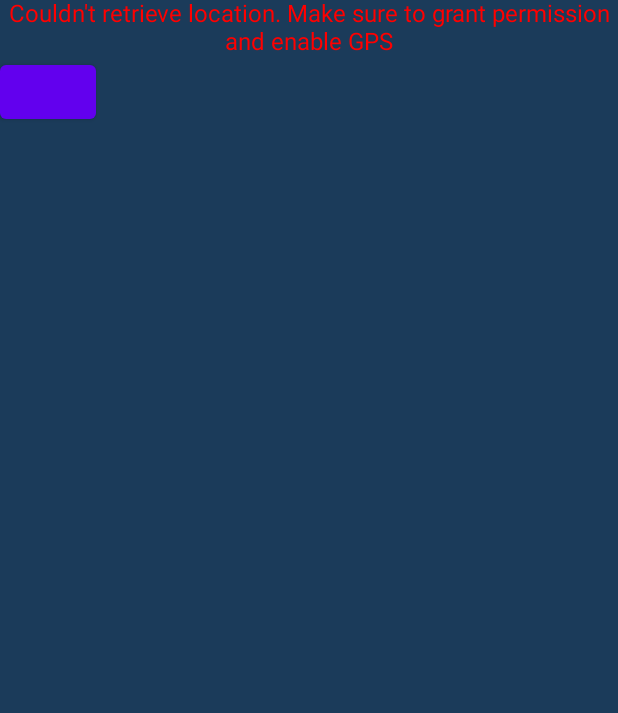
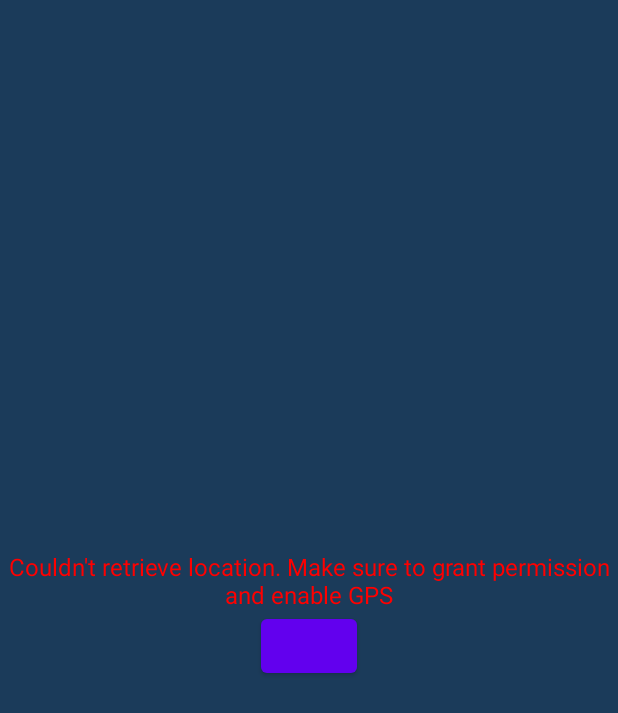
Before and after one commit to mahmoudhamdyae/Weather, an Android app built with Jetpack Compose: the screen it shows after launch (MainActivity), on a phone screen of 412 x 824 dp. Shown: the top 713 px of the screen. Run offline under Robolectric (Android 15) with nearby library versions, the phone set to English and light mode, and no system bars; our stand-ins replace Dagger/Hilt's generated code; 1 statement that could not run was skipped.

Commit message:
UI Refactor

```diff
--- a/app/src/main/java/com/mahmoudhamdyae/weather/MainActivity.kt
+++ b/app/src/main/java/com/mahmoudhamdyae/weather/MainActivity.kt
@@ -96,7 +96,11 @@ class MainActivity : ComponentActivity() {
 
     @Composable
     fun ErrorMessage(error: String, modifier: Modifier = Modifier) {
-        Column(verticalArrangement = Arrangement.Center, modifier = modifier) {
+        Column(
+            verticalArrangement = Arrangement.Center,
+            horizontalAlignment = Alignment.CenterHorizontally,
+            modifier = modifier.fillMaxSize()
+        ) {
             Text(
                 text = error,
                 color = Color.Red,
@@ -120,10 +124,11 @@ class MainActivity : ComponentActivity() {
         }
     }
 
-    private fun isPermissionGranted() : Boolean {
+    private fun isPermissionGranted(): Boolean {
         return ContextCompat.checkSelfPermission(
             applicationContext,
-            Manifest.permission.ACCESS_FINE_LOCATION) == PackageManager.PERMISSION_GRANTED
+            Manifest.permission.ACCESS_FINE_LOCATION
+        ) == PackageManager.PERMISSION_GRANTED
     }
 
     private fun grantPermission() {
@@ -131,7 +136,8 @@ class MainActivity : ComponentActivity() {
     }
 
     private fun isGpsEnabled(): Boolean {
-        val locationManager = application.getSystemService(Context.LOCATION_SERVICE) as LocationManager
+        val locationManager =
+            application.getSystemService(Context.LOCATION_SERVICE) as LocationManager
         return locationManager.isProviderEnabled(LocationManager.NETWORK_PROVIDER) ||
                 locationManager.isProviderEnabled(LocationManager.GPS_PROVIDER)
     }
--- a/app/src/main/res/values/strings.xml
+++ b/app/src/main/res/values/strings.xml
@@ -6,4 +6,7 @@
 
     <string name="turn_on_location_toast">Turn on location</string>
     <string name="permission_denied_toast">You should give permission to the app</string>
+
+    <string name="menu_get_my_location">Get my location</string>
+    <string name="menu_get_location_from_map">Get location from map</string>
 </resources>
```
